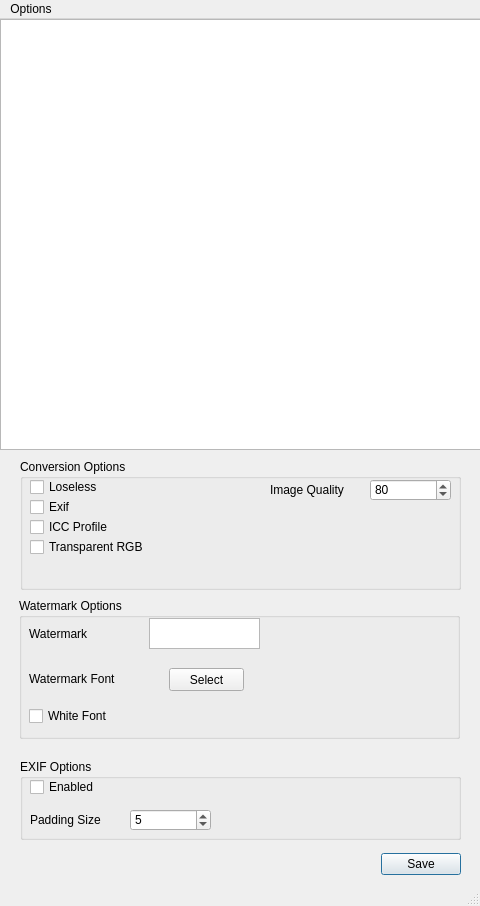
Before: the Qt Designer form WebPConverterGUI.ui in C4NU/Paddie, drawn with Qt 5.
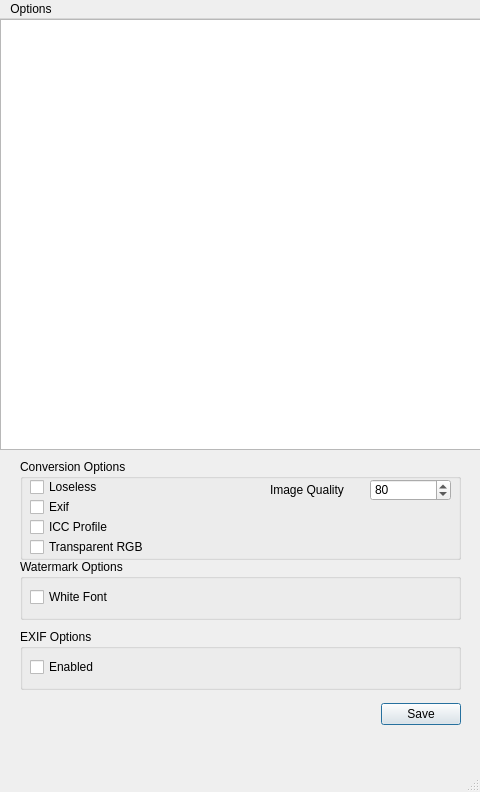
After: the same form once the commit is applied. Icons and pictures are not drawn.

Commit message: [FIX] 비행기에서 작업한거 합치기

Patch:
```diff
--- a/WebPConverterGUI.ui
+++ b/WebPConverterGUI.ui
@@ -7,7 +7,7 @@
     <x>0</x>
     <y>0</y>
     <width>480</width>
-    <height>906</height>
+    <height>792</height>
    </rect>
   </property>
   <property name="acceptDrops">
@@ -64,7 +64,7 @@
       <x>20</x>
       <y>440</y>
       <width>441</width>
-      <height>131</height>
+      <height>101</height>
      </rect>
     </property>
     <property name="title">
@@ -146,7 +146,7 @@
       <rect>
        <x>10</x>
        <y>80</y>
-       <width>121</width>
+       <width>131</width>
        <height>16</height>
       </rect>
      </property>
@@ -158,69 +158,20 @@
    <widget class="QGroupBox" name="WatermarkGroupBox">
     <property name="geometry">
      <rect>
-      <x>19</x>
-      <y>579</y>
+      <x>20</x>
+      <y>540</y>
       <width>441</width>
-      <height>141</height>
+      <height>61</height>
      </rect>
     </property>
     <property name="title">
      <string>Watermark Options</string>
     </property>
-    <widget class="QTextEdit" name="watermarkBox">
-     <property name="geometry">
-      <rect>
-       <x>130</x>
-       <y>20</y>
-       <width>111</width>
-       <height>31</height>
-      </rect>
-     </property>
-    </widget>
-    <widget class="QLabel" name="label_2">
-     <property name="geometry">
-      <rect>
-       <x>10</x>
-       <y>20</y>
-       <width>71</width>
-       <height>31</height>
-      </rect>
-     </property>
-     <property name="text">
-      <string>Watermark</string>
-     </property>
-    </widget>
-    <widget class="QLabel" name="label_3">
-     <property name="geometry">
-      <rect>
-       <x>10</x>
-       <y>70</y>
-       <width>111</width>
-       <height>21</height>
-      </rect>
-     </property>
-     <property name="text">
-      <string>Watermark Font</string>
-     </property>
-    </widget>
-    <widget class="QPushButton" name="pushButton">
-     <property name="geometry">
-      <rect>
-       <x>150</x>
-       <y>70</y>
-       <width>75</width>
-       <height>23</height>
-      </rect>
-     </property>
-     <property name="text">
-      <string>Select</string>
-     </property>
-    </widget>
     <widget class="QCheckBox" name="watermarkFontColorBox">
      <property name="geometry">
       <rect>
        <x>10</x>
-       <y>110</y>
+       <y>30</y>
        <width>91</width>
        <height>16</height>
       </rect>
@@ -234,7 +185,7 @@
     <property name="geometry">
      <rect>
       <x>380</x>
-      <y>830</y>
+      <y>680</y>
       <width>81</width>
       <height>31</height>
      </rect>
@@ -247,9 +198,9 @@
     <property name="geometry">
      <rect>
       <x>20</x>
-      <y>740</y>
+      <y>610</y>
       <width>441</width>
-      <height>81</height>
+      <height>61</height>
      </rect>
     </property>
     <property name="title">
@@ -259,7 +210,7 @@
      <property name="geometry">
       <rect>
        <x>10</x>
-       <y>20</y>
+       <y>30</y>
        <width>91</width>
        <height>16</height>
       </rect>
@@ -268,38 +219,6 @@
       <string>Enabled</string>
      </property>
     </widget>
-    <widget class="QLabel" name="label_4">
-     <property name="geometry">
-      <rect>
-       <x>10</x>
-       <y>50</y>
-       <width>91</width>
-       <height>21</height>
-      </rect>
-     </property>
-     <property name="text">
-      <string>Padding Size</string>
-     </property>
-    </widget>
-    <widget class="QSpinBox" name="ImageQualityBox_2">
-     <property name="geometry">
-      <rect>
-       <x>110</x>
-       <y>50</y>
-       <width>81</width>
-       <height>22</height>
-      </rect>
-     </property>
-     <property name="minimum">
-      <number>1</number>
-     </property>
-     <property name="maximum">
-      <number>25</number>
-     </property>
-     <property name="value">
-      <number>5</number>
-     </property>
-    </widget>
    </widget>
   </widget>
   <widget class="QMenuBar" name="menubar">
```
Left out of the diff: 4 changed lines with no effect on the pictures. The commit also changes 2 other files.
